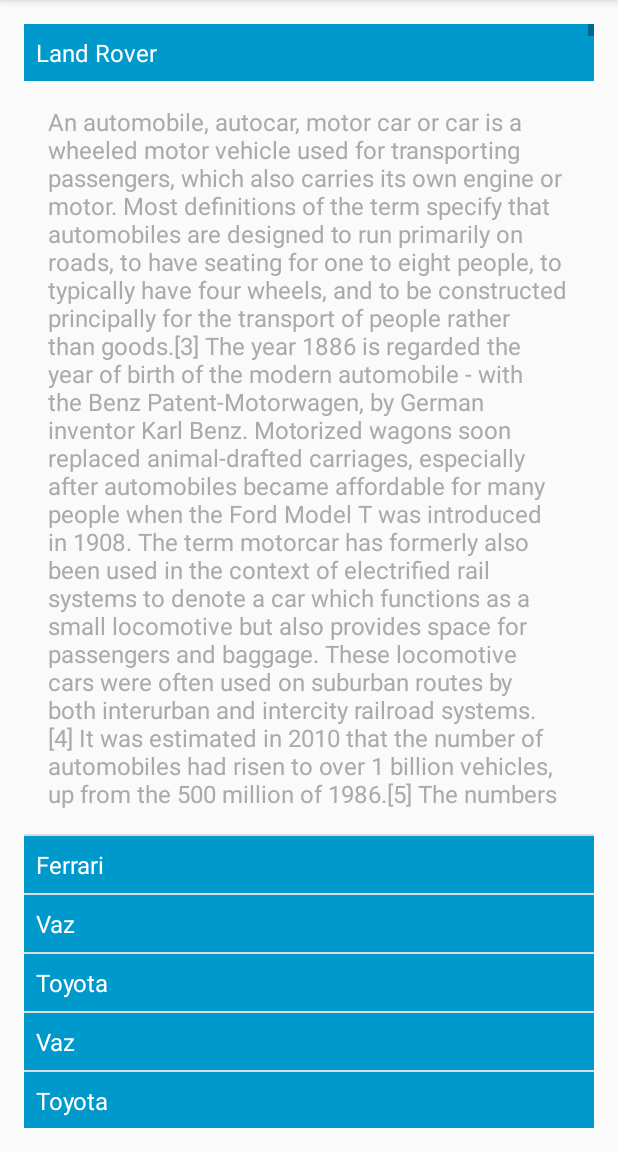
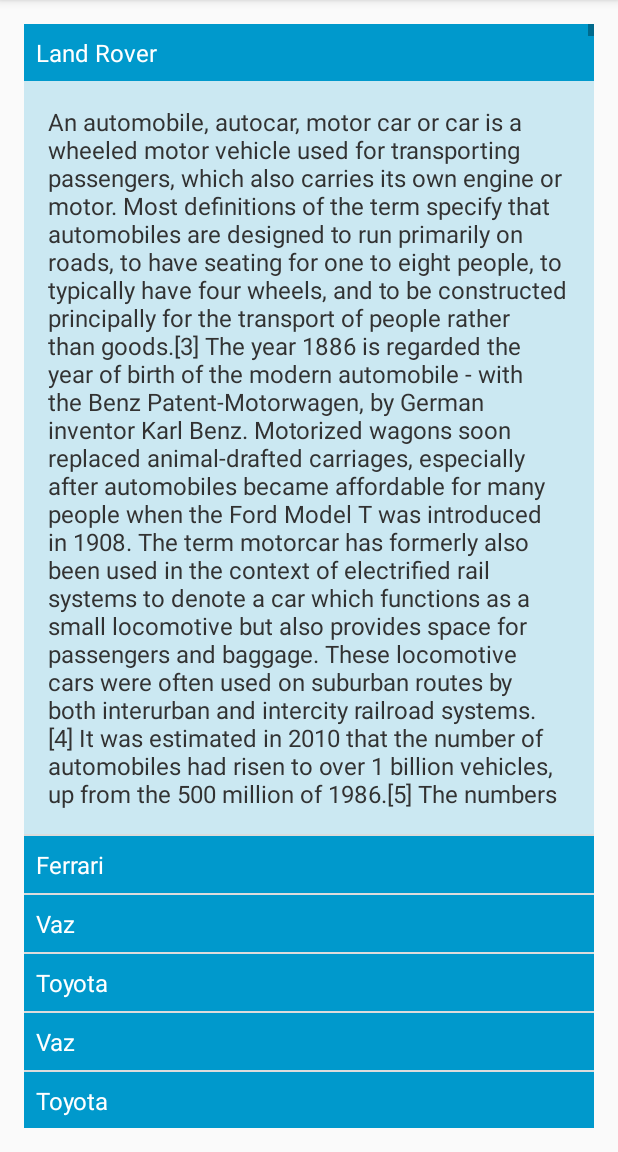
Before and after one commit to lassana/listview-animations, an Android app: the fragment ExpandFragment shown on its own in the app's theme, after a tap on "Land Rover", on a phone screen of 412 x 824 dp, the part 84-1236 px from its top. Run offline under Robolectric (Android 15) with nearby library versions, the phone set to English and light mode, and no system bars.

Commit message:
Change content layout.

```diff
--- a/app/src/main/java/com/github/lassana/animations/expand/adapter/ExpandAdapter.java
+++ b/app/src/main/java/com/github/lassana/animations/expand/adapter/ExpandAdapter.java
@@ -39,6 +39,7 @@ public class ExpandAdapter extends ArrayAdapter<ListItemData> {
 
     class ViewHolder {
         TextView title;
+        TextView description;
         SkewingRelativeLayout contentLayout;
     }
 
@@ -49,11 +50,13 @@ public class ExpandAdapter extends ArrayAdapter<ListItemData> {
             convertView = mLayoutInflater.inflate(R.layout.list_item_expand, parent, false);
             viewHolder = new ViewHolder();
             viewHolder.title = (TextView) convertView.findViewById(android.R.id.text1);
+            viewHolder.description = (TextView) convertView.findViewById(android.R.id.text2);
             viewHolder.contentLayout = (SkewingRelativeLayout) convertView.findViewById(android.R.id.content);
             convertView.setTag(viewHolder);
         }
         ListItemData item = getItem(position);
         viewHolder.title.setText(item.getTitle());
+        viewHolder.description.setText(R.string.tv_description);
         viewHolder.contentLayout.setVisibility(item.isExpanded() ? View.VISIBLE : View.GONE);
         final SkewingRelativeLayout content = viewHolder.contentLayout;
         viewHolder.title.setOnClickListener(new View.OnClickListener() {
--- a/app/src/main/res/layout/list_item_expand.xml
+++ b/app/src/main/res/layout/list_item_expand.xml
@@ -18,17 +18,17 @@
 
     <com.github.lassana.animations.base.SkewingRelativeLayout
         android:id="@android:id/content"
+        android:background="#300099cc"
+        android:padding="16dp"
         android:layout_width="match_parent"
         android:visibility="visible"
         android:layout_height="wrap_content">
 
         <TextView
             android:id="@android:id/text2"
-            android:padding="16dp"
-            android:layout_below="@android:id/text1"
             android:text="@string/tv_description"
             style="?attr/textAppearanceListItemSmall"
-            android:textColor="@android:color/darker_gray"
+            android:textColor="@android:color/secondary_text_light"
             android:layout_width="match_parent"
             android:layout_height="wrap_content"/>
     </com.github.lassana.animations.base.SkewingRelativeLayout>
```
Also changed, not shown: app/src/main/res/drawable-xhdpi/stripes.png (added).
